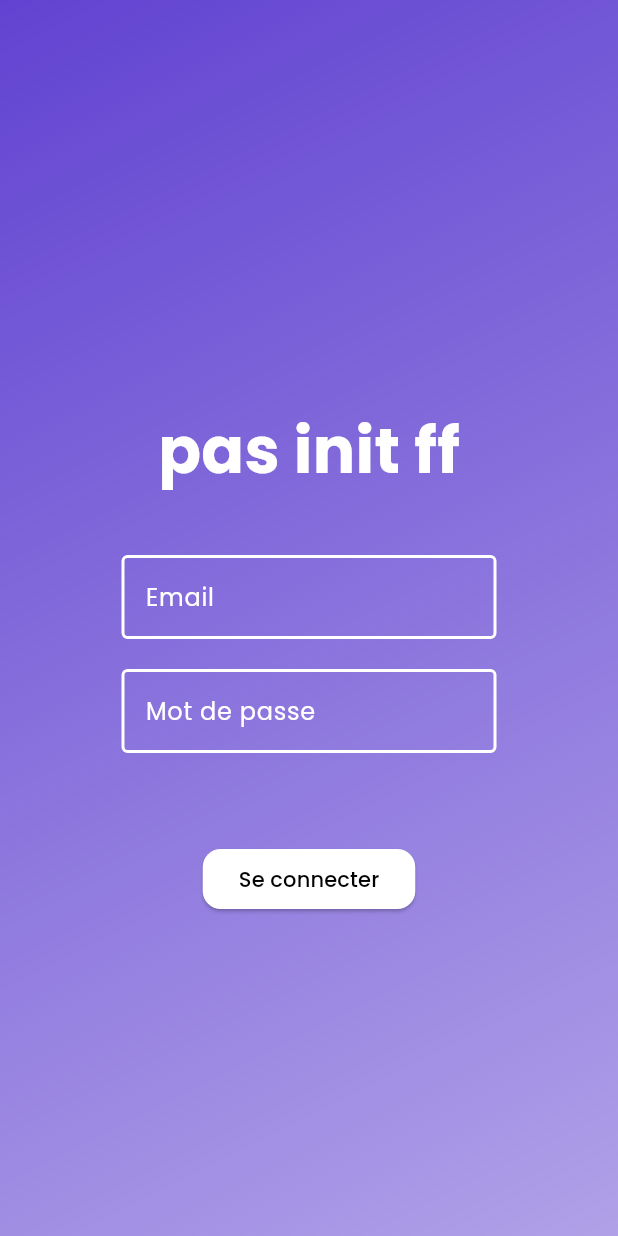
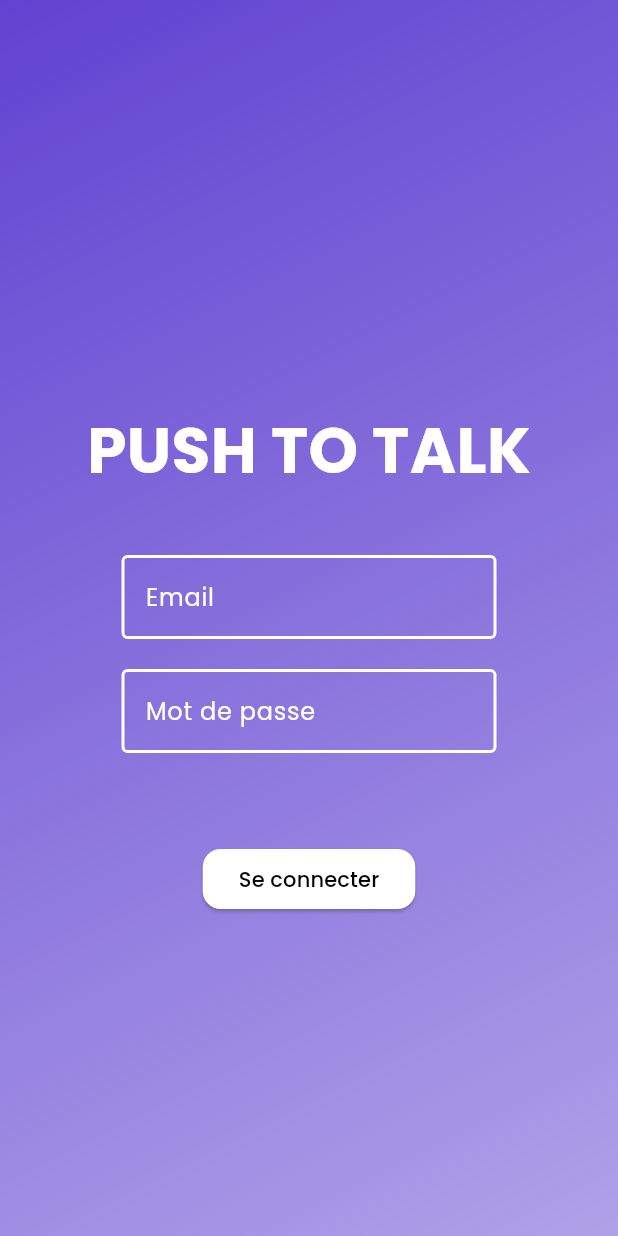
Before and after one commit to jvondermarck/alcatel-frontend, a Flutter app: the screen it shows after launch, on a phone screen of 412 x 824 dp. Run offline on Flutter 3.47's test engine with Material 2 defaults, Android fonts, the phone set to English and light mode, and no system bars.

Commit message:
feat: :speech_balloon: update original app title #30

```diff
--- a/lib/pages/home_page.dart
+++ b/lib/pages/home_page.dart
@@ -28,7 +28,7 @@ class _HomePageState extends State<HomePage> {
           mainAxisAlignment: MainAxisAlignment.center,
           children: <Widget>[
             Text(
-              isRainbowSdkInitialized ? "slt c init" : "pas init ff",
+              title.toUpperCase(),
               style: const TextStyle(
                 color: Colors.white,
                 fontWeight: FontWeight.bold,
```
